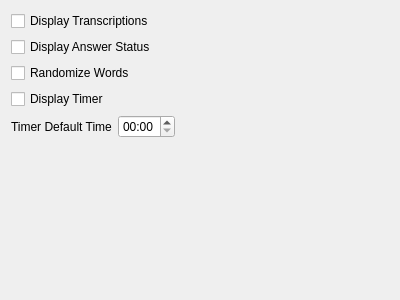
iatanasov77/qvocabulary, file Forms/SettingsWidgetQuiz.ui: the form before one commit.
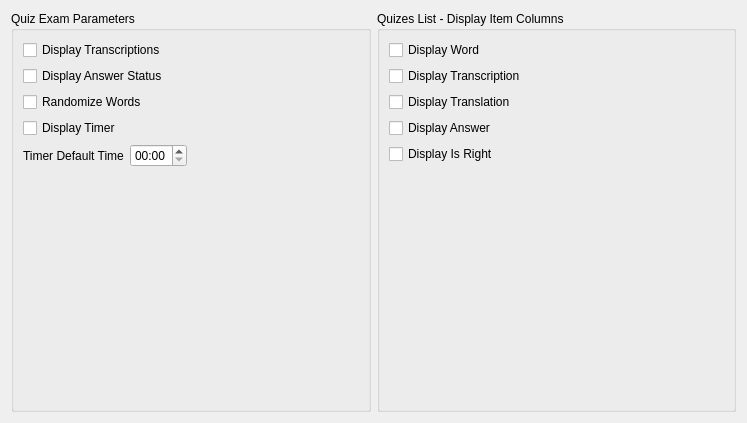
The form after the commit.

Commit message: Add Quiz Items List Headers and Reordering by Header Click.

Patch:
```diff
--- a/Forms/SettingsWidgetQuiz.ui
+++ b/Forms/SettingsWidgetQuiz.ui
@@ -6,13 +6,19 @@
    <rect>
     <x>0</x>
     <y>0</y>
-    <width>400</width>
-    <height>300</height>
+    <width>747</width>
+    <height>423</height>
    </rect>
   </property>
   <property name="windowTitle">
    <string>Frame</string>
   </property>
+  <layout class="QHBoxLayout" name="horizontalLayout_11">
+   <item>
+    <widget class="QGroupBox" name="groupBox">
+     <property name="title">
+      <string>Quiz Exam Parameters</string>
+     </property>
   <layout class="QVBoxLayout" name="verticalLayout">
    <item>
     <layout class="QHBoxLayout" name="horizontalLayout_5">
@@ -156,10 +162,155 @@
      <property name="sizeHint" stdset="0">
       <size>
        <width>17</width>
-       <height>155</height>
+          <height>206</height>
       </size>
      </property>
     </spacer>
+      </item>
+     </layout>
+    </widget>
+   </item>
+   <item>
+    <widget class="QGroupBox" name="groupBox_2">
+     <property name="title">
+      <string>Quizes List - Display Item Columns</string>
+     </property>
+     <layout class="QVBoxLayout" name="verticalLayout_2">
+      <item>
+       <layout class="QHBoxLayout" name="horizontalLayout_6">
+        <item>
+         <widget class="QCheckBox" name="chDisplayColumnLanguage_1">
+          <property name="text">
+           <string>Display Word</string>
+          </property>
+         </widget>
+        </item>
+        <item>
+         <spacer name="horizontalSpacer_6">
+          <property name="orientation">
+           <enum>Qt::Horizontal</enum>
+          </property>
+          <property name="sizeHint" stdset="0">
+           <size>
+            <width>40</width>
+            <height>20</height>
+           </size>
+          </property>
+         </spacer>
+        </item>
+       </layout>
+      </item>
+      <item>
+       <layout class="QHBoxLayout" name="horizontalLayout_7">
+        <item>
+         <widget class="QCheckBox" name="chDisplayColumnTranscription">
+          <property name="text">
+           <string>Display Transcription</string>
+          </property>
+         </widget>
+        </item>
+        <item>
+         <spacer name="horizontalSpacer_7">
+          <property name="orientation">
+           <enum>Qt::Horizontal</enum>
+          </property>
+          <property name="sizeHint" stdset="0">
+           <size>
+            <width>40</width>
+            <height>20</height>
+           </size>
+          </property>
+         </spacer>
+        </item>
+       </layout>
+      </item>
+      <item>
+       <layout class="QHBoxLayout" name="horizontalLayout_8">
+        <item>
+         <widget class="QCheckBox" name="chDisplayColumnTranslation">
+          <property name="text">
+           <string>Display Translation</string>
+          </property>
+         </widget>
+        </item>
+        <item>
+         <spacer name="horizontalSpacer_8">
+          <property name="orientation">
+           <enum>Qt::Horizontal</enum>
+          </property>
+          <property name="sizeHint" stdset="0">
+           <size>
+            <width>40</width>
+            <height>20</height>
+           </size>
+          </property>
+         </spacer>
+        </item>
+       </layout>
+      </item>
+      <item>
+       <layout class="QHBoxLayout" name="horizontalLayout_9">
+        <item>
+         <widget class="QCheckBox" name="chDisplayColumnAnswer">
+          <property name="text">
+           <string>Display Answer</string>
+          </property>
+         </widget>
+        </item>
+        <item>
+         <spacer name="horizontalSpacer_9">
+          <property name="orientation">
+           <enum>Qt::Horizontal</enum>
+          </property>
+          <property name="sizeHint" stdset="0">
+           <size>
+            <width>40</width>
+            <height>20</height>
+           </size>
+          </property>
+         </spacer>
+        </item>
+       </layout>
+      </item>
+      <item>
+       <layout class="QHBoxLayout" name="horizontalLayout_10">
+        <item>
+         <widget class="QCheckBox" name="chDisplayColumnIsRight">
+          <property name="text">
+           <string>Display Is Right</string>
+          </property>
+         </widget>
+        </item>
+        <item>
+         <spacer name="horizontalSpacer_10">
+          <property name="orientation">
+           <enum>Qt::Horizontal</enum>
+          </property>
+          <property name="sizeHint" stdset="0">
+           <size>
+            <width>40</width>
+            <height>20</height>
+           </size>
+          </property>
+         </spacer>
+        </item>
+       </layout>
+      </item>
+      <item>
+       <spacer name="verticalSpacer_2">
+        <property name="orientation">
+         <enum>Qt::Vertical</enum>
+        </property>
+        <property name="sizeHint" stdset="0">
+         <size>
+          <width>20</width>
+          <height>216</height>
+         </size>
+        </property>
+       </spacer>
+      </item>
+     </layout>
+    </widget>
    </item>
   </layout>
  </widget>
```
Lines whose indentation alone changed are shown as unchanged. The commit also changes 5 other files.
